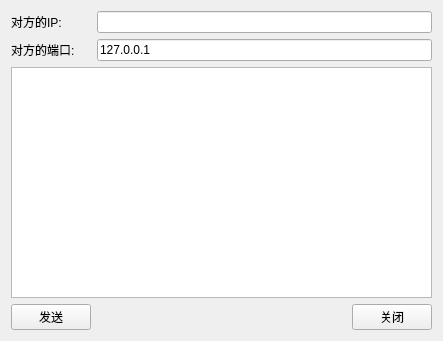
The window that Src/24_62_Udp/widget.ui (Fowindy/QtCode_VS) describes before a commit, drawn with Qt 5.
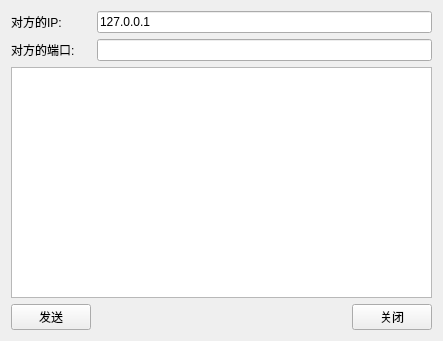
The same window after the commit.

Commit message: 使用指针方式会内存泄漏,使用变量方式

```diff
--- a/Src/24_62_Udp/widget.ui
+++ b/Src/24_62_Udp/widget.ui
@@ -22,7 +22,11 @@
     </widget>
    </item>
    <item row="0" column="1" colspan="2">
-    <widget class="QLineEdit" name="lineEditIP"/>
+    <widget class="QLineEdit" name="lineEditIP">
+     <property name="text">
+      <string>127.0.0.1</string>
+     </property>
+    </widget>
    </item>
    <item row="1" column="0">
     <widget class="QLabel" name="label_2">
@@ -34,7 +38,7 @@
    <item row="1" column="1" colspan="2">
     <widget class="QLineEdit" name="lineEditPort">
      <property name="text">
-      <string>127.0.0.1</string>
+      <string/>
      </property>
     </widget>
    </item>
```
The commit also changes 2 other files.
